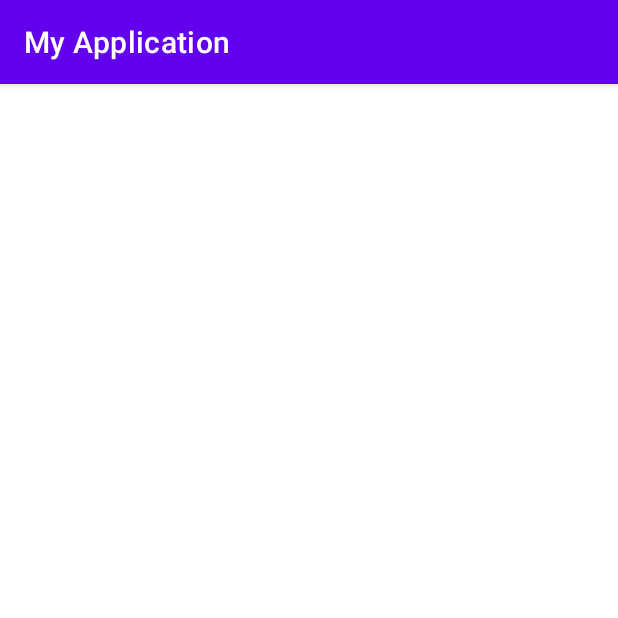
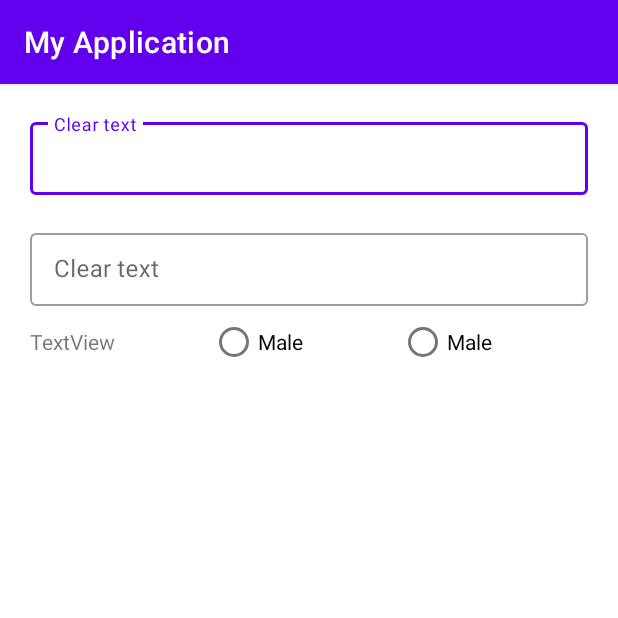
Before and after one commit to bhimeshgit/alaramApp, an Android app: the fragment DietAddFragment shown on its own in the app's theme, on a phone screen of 412 x 824 dp, the top half of it. Run offline under Robolectric (Android 15) with nearby library versions, the phone set to English and light mode, and no system bars.

```diff
--- a/app/src/main/java/com/example/myapplication/admin/DietListAdminActivity.java
+++ b/app/src/main/java/com/example/myapplication/admin/DietListAdminActivity.java
@@ -9,16 +9,10 @@ import com.example.myapplication.R;
 
 public class DietListAdminActivity extends AppCompatActivity {
 
-    private RecyclerView dietListRecyclerView;
     @Override
     protected void onCreate(Bundle savedInstanceState) {
         super.onCreate(savedInstanceState);
         setContentView(R.layout.activity_diet_list_admin);
-        generateId();
     }
 
-    private void generateId() {
-        dietListRecyclerView = findViewById(R.id.dietListRecyclerView);
-
-    }
 }
--- a/app/src/main/res/layout/activity_diet_list_admin.xml
+++ b/app/src/main/res/layout/activity_diet_list_admin.xml
@@ -6,11 +6,4 @@
     android:layout_height="match_parent"
     tools:context=".admin.DietListAdminActivity">
 
-
-    <androidx.recyclerview.widget.RecyclerView
-        android:id="@+id/dietListRecyclerView"
-        android:layout_width="match_parent"
-        android:layout_height="wrap_content"
-        app:layout_constraintTop_toTopOf="parent"
-        tools:layout_editor_absoluteX="1dp" />
 </androidx.constraintlayout.widget.ConstraintLayout>
--- a/app/src/main/res/layout/fragment_diet_add.xml
+++ b/app/src/main/res/layout/fragment_diet_add.xml
@@ -3,7 +3,81 @@
     xmlns:tools="http://schemas.android.com/tools"
     android:layout_width="match_parent"
     android:layout_height="match_parent"
-    tools:context=".admin.fragment.DietAddFragment">
+    xmlns:app="http://schemas.android.com/apk/res-auto"
+    tools:context=".admin.fragment.DietAddFragment"
+    android:layout_marginStart="20dp"
+    android:layout_marginEnd="20dp">
+
+    <com.google.android.material.textfield.TextInputLayout
+        style="@style/Widget.MaterialComponents.TextInputLayout.OutlinedBox.Dense"
+        android:id="@+id/edt_name_lay"
+        android:layout_width="match_parent"
+        android:layout_height="wrap_content"
+        android:layout_marginBottom="12dp"
+        android:hint="Clear text"
+        app:endIconMode="clear_text"
+        app:endIconTint="@color/cardview_dark_background"
+        app:layout_constraintTop_toTopOf="parent"
+        app:layout_constraintLeft_toLeftOf="parent"
+        app:layout_constraintRight_toRightOf="parent"
+        android:layout_marginTop="20dp">
+
+        <com.google.android.material.textfield.TextInputEditText
+            android:id="@+id/edt_name"
+            android:layout_width="match_parent"
+            android:layout_height="wrap_content" />
+
+    </com.google.android.material.textfield.TextInputLayout>
+
+    <com.google.android.material.textfield.TextInputLayout
+        style="@style/Widget.MaterialComponents.TextInputLayout.OutlinedBox.Dense"
+        android:id="@+id/edt_contact_lay"
+        android:layout_width="match_parent"
+        android:layout_height="wrap_content"
+        android:layout_marginBottom="12dp"
+        android:hint="Clear text"
+        app:endIconMode="clear_text"
+        app:endIconTint="@color/cardview_dark_background"
+        app:layout_constraintTop_toBottomOf="@+id/edt_name_lay"
+        app:layout_constraintLeft_toLeftOf="parent"
+        app:layout_constraintRight_toRightOf="parent"
+        android:layout_marginTop="20dp"
+        >
+
+        <com.google.android.material.textfield.TextInputEditText
+            android:id="@+id/edt_contact"
+            android:layout_width="match_parent"
+            android:layout_height="wrap_content" />
+
+    </com.google.android.material.textfield.TextInputLayout>
+
+    <LinearLayout
+        android:layout_width="match_parent"
+        android:layout_height="wrap_content"
+        app:layout_constraintRight_toRightOf="parent"
+        app:layout_constraintLeft_toLeftOf="parent"
+        android:weightSum="3"
+        app:layout_constraintTop_toBottomOf="@+id/edt_contact_lay">
+        <TextView
+            android:layout_width="wrap_content"
+            android:layout_height="wrap_content"
+            android:text="TextView"
+            android:layout_weight="1"/>
+        <RadioButton
+            android:id="@+id/radioMale"
+            android:layout_width="wrap_content"
+            android:layout_height="wrap_content"
+            android:text="Male"
+            android:layout_weight="1"/>
+
+        <RadioButton
+            android:id="@+id/radioFemale"
+            android:layout_width="wrap_content"
+            android:layout_height="wrap_content"
+            android:text="Male"
+            android:layout_weight="1"/>
+
+    </LinearLayout>
 
 
 
```
